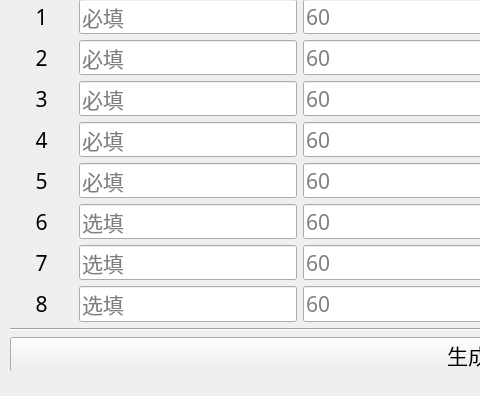
chaidk/ErrorCalibration, file MainWindow.ui: the form before one commit; both pictures show x 0 to 480 and y 164 to 560 of the 980 by 560 pixel window.
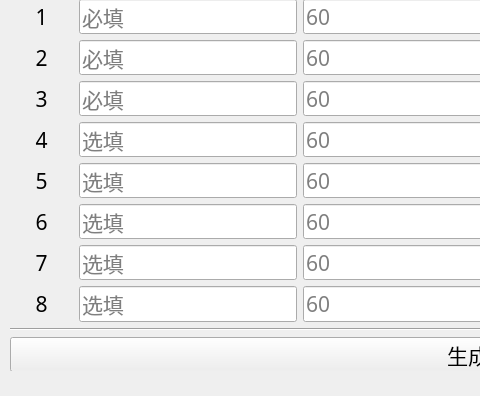
The form after the commit. Icons and pictures are not drawn.

Diff of the .ui file:
```diff
--- a/MainWindow.ui
+++ b/MainWindow.ui
@@ -533,7 +533,7 @@
           <string/>
          </property>
          <property name="placeholderText">
-          <string>必填</string>
+          <string>选填</string>
          </property>
         </widget>
        </item>
@@ -612,7 +612,7 @@
           <string/>
          </property>
          <property name="placeholderText">
-          <string>必填</string>
+          <string>选填</string>
          </property>
         </widget>
        </item>
```
